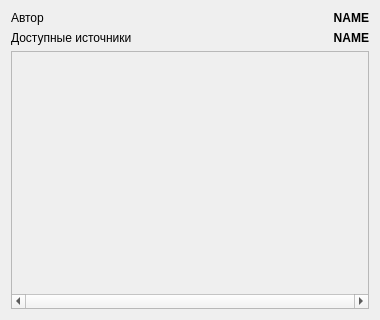
This is UI/interface/configAbout.ui in Andrei-Raev/YMParser as Qt 5 draws it before an edit. The edited form follows.
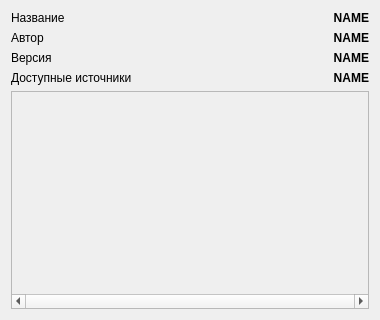
This is the edited form.

Commit message: Рефакторит код: *   Добавляет классы для управления конфигурацией парсера (`ParserConfig`, `PropertyGroup`, `Property`). *   Удаляет неиспользуемый код, включая `DataType` и связанные функции из `__init__.py` и `_classes.py`. *   Удаляет файл конфигурации `cfg.zip`. *   Обновляет логику загрузки конфигурации парсера из файла в `WebPageParser`. *   Добавляет поддержку Drag and drop для загрузки конфигурации. *   Улучшает UI и добавляет отображение конфигурации.

```diff
--- a/UI/interface/configAbout.ui
+++ b/UI/interface/configAbout.ui
@@ -14,6 +14,44 @@
    <string>Form</string>
   </property>
   <layout class="QVBoxLayout" name="verticalLayout">
+   <item>
+    <layout class="QHBoxLayout" name="horizontalLayout_3">
+     <item>
+      <widget class="QLabel" name="label_3">
+       <property name="sizePolicy">
+        <sizepolicy hsizetype="Minimum" vsizetype="Fixed">
+         <horstretch>0</horstretch>
+         <verstretch>0</verstretch>
+        </sizepolicy>
+       </property>
+       <property name="text">
+        <string>Название</string>
+       </property>
+      </widget>
+     </item>
+     <item>
+      <widget class="QLabel" name="title">
+       <property name="sizePolicy">
+        <sizepolicy hsizetype="Expanding" vsizetype="Fixed">
+         <horstretch>0</horstretch>
+         <verstretch>0</verstretch>
+        </sizepolicy>
+       </property>
+       <property name="font">
+        <font>
+         <bold>true</bold>
+        </font>
+       </property>
+       <property name="text">
+        <string>NAME</string>
+       </property>
+       <property name="alignment">
+        <set>Qt::AlignmentFlag::AlignRight|Qt::AlignmentFlag::AlignTrailing|Qt::AlignmentFlag::AlignVCenter</set>
+       </property>
+      </widget>
+     </item>
+    </layout>
+   </item>
    <item>
     <layout class="QHBoxLayout" name="horizontalLayout">
      <item>
@@ -52,6 +90,44 @@
      </item>
     </layout>
    </item>
+   <item>
+    <layout class="QHBoxLayout" name="horizontalLayout_5">
+     <item>
+      <widget class="QLabel" name="label_4">
+       <property name="sizePolicy">
+        <sizepolicy hsizetype="Minimum" vsizetype="Fixed">
+         <horstretch>0</horstretch>
+         <verstretch>0</verstretch>
+        </sizepolicy>
+       </property>
+       <property name="text">
+        <string>Версия</string>
+       </property>
+      </widget>
+     </item>
+     <item>
+      <widget class="QLabel" name="version">
+       <property name="sizePolicy">
+        <sizepolicy hsizetype="Expanding" vsizetype="Fixed">
+         <horstretch>0</horstretch>
+         <verstretch>0</verstretch>
+        </sizepolicy>
+       </property>
+       <property name="font">
+        <font>
+         <bold>true</bold>
+        </font>
+       </property>
+       <property name="text">
+        <string>NAME</string>
+       </property>
+       <property name="alignment">
+        <set>Qt::AlignmentFlag::AlignRight|Qt::AlignmentFlag::AlignTrailing|Qt::AlignmentFlag::AlignVCenter</set>
+       </property>
+      </widget>
+     </item>
+    </layout>
+   </item>
    <item>
     <layout class="QHBoxLayout" name="horizontalLayout_2">
      <item>
@@ -101,13 +177,16 @@
      <property name="widgetResizable">
       <bool>true</bool>
      </property>
+     <property name="alignment">
+      <set>Qt::AlignmentFlag::AlignLeading|Qt::AlignmentFlag::AlignLeft|Qt::AlignmentFlag::AlignTop</set>
+     </property>
      <widget class="QWidget" name="scrollAreaWidgetContents">
       <property name="geometry">
        <rect>
         <x>0</x>
         <y>0</y>
         <width>360</width>
-        <height>240</height>
+        <height>192</height>
        </rect>
       </property>
      </widget>
```
Left out of the diff: 1 changed line with no effect on the pictures. The commit also changes 14 other files.
